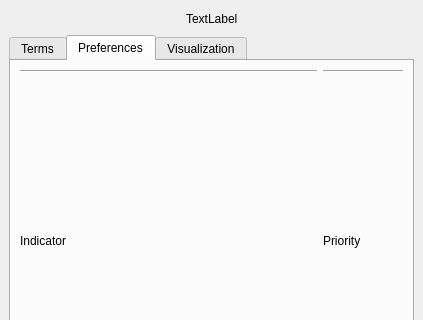
jessehable/GEO1005, file Suburbia/MyPlugin/suburbia_search_tool_dockwidget_base.ui: the form before one commit; both pictures show x 0 to 423 and y 0 to 320 of the 423 by 562 pixel window.
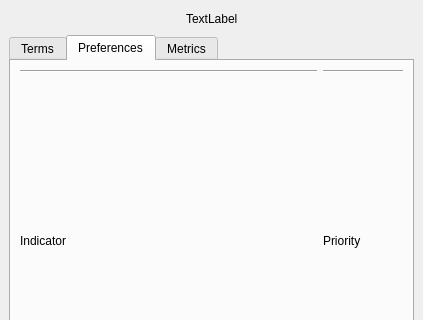
The form after the commit.

The edit to the form file:
```diff
--- a/Suburbia/MyPlugin/suburbia_search_tool_dockwidget_base.ui
+++ b/Suburbia/MyPlugin/suburbia_search_tool_dockwidget_base.ui
@@ -313,7 +313,7 @@
       </widget>
       <widget class="QWidget" name="TabMetrics">
        <attribute name="title">
-        <string>Visualization</string>
+        <string>Metrics</string>
        </attribute>
        <layout class="QGridLayout" name="gridLayout_4">
         <item row="0" column="0">
```
Left out of the diff: 35 changed lines with no effect on the pictures.
